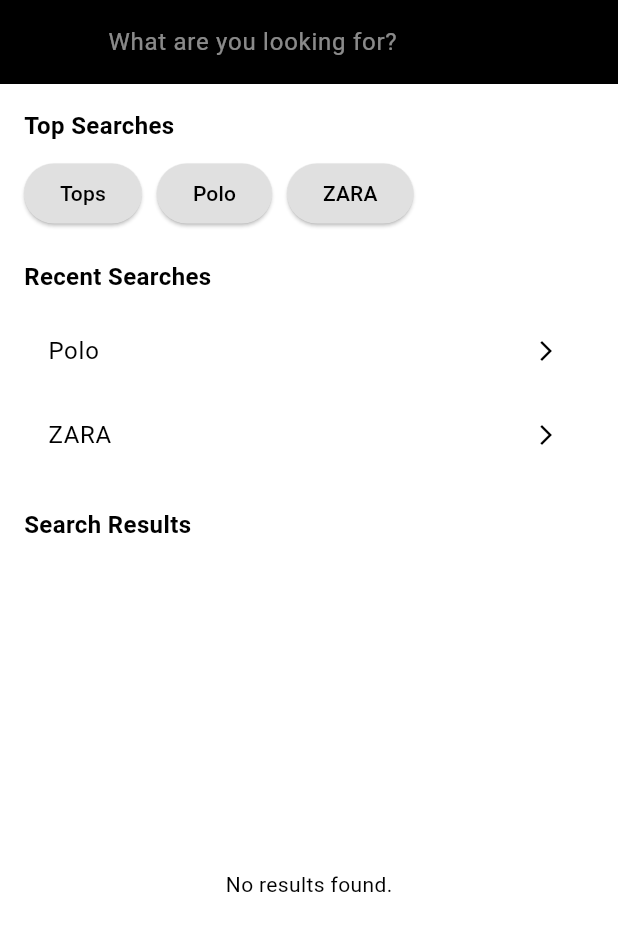
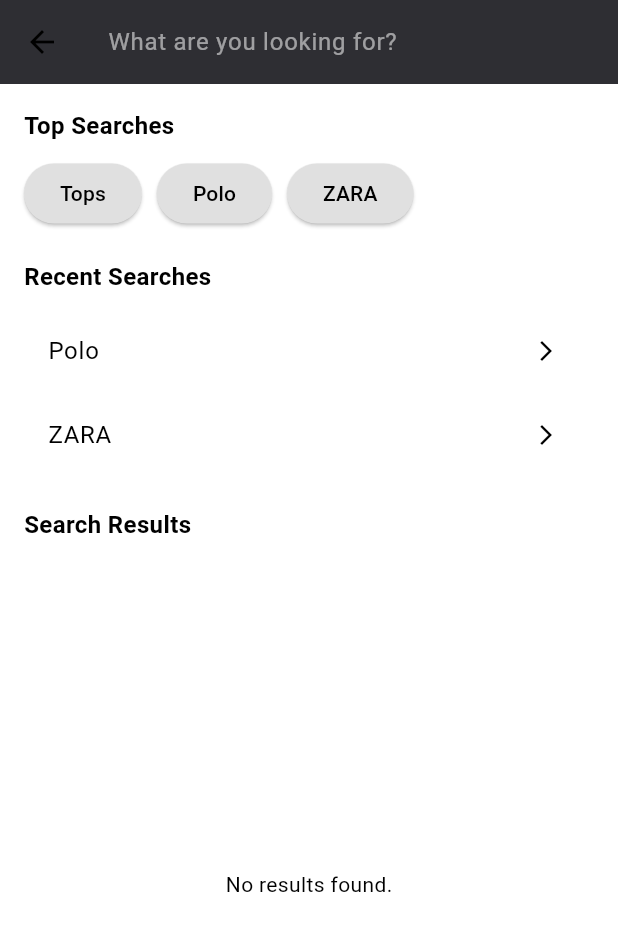
Before and after one commit to zezoamr/obelion-MOOL-flutter, a Flutter app: the SearchScreen screen opened directly, on a phone screen of 412 x 824 dp. Shown: the top 931 px of the screen. Run offline on Flutter 3.47's test engine with Material 3 defaults, Android fonts, the phone set to English and light mode, and no system bars; our stand-ins replace carousel_slider, flutter_bloc, flutter_svg.

Commit message:
fix searchscreen appbar color

```diff
--- a/flutter_mool/lib/screens/searchscreen.dart
+++ b/flutter_mool/lib/screens/searchscreen.dart
@@ -22,7 +22,7 @@ class SearchScreen extends StatelessWidget {
       },
       child: Scaffold(
         appBar: AppBar(
-          backgroundColor: Colors.black,
+          backgroundColor: const Color.fromARGB(255, 46, 46, 51),
           title: TextField(
             decoration: InputDecoration(
               hintText: 'What are you looking for?',
```
